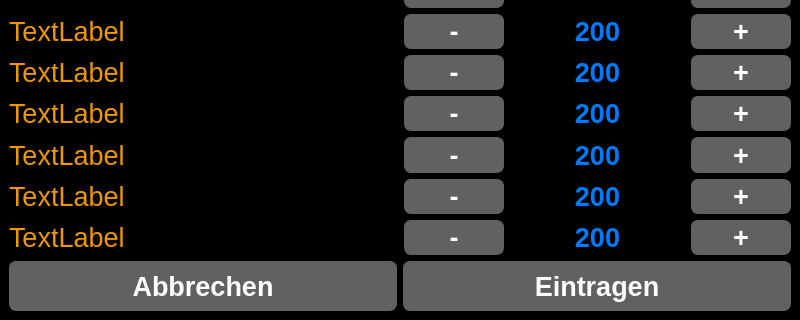
Old version of the form bottlewindow.ui in the repository AndreWohnsland/CocktailBerry; both pictures show x 0 to 800 and y 160 to 480 of the 800 by 480 pixel window.
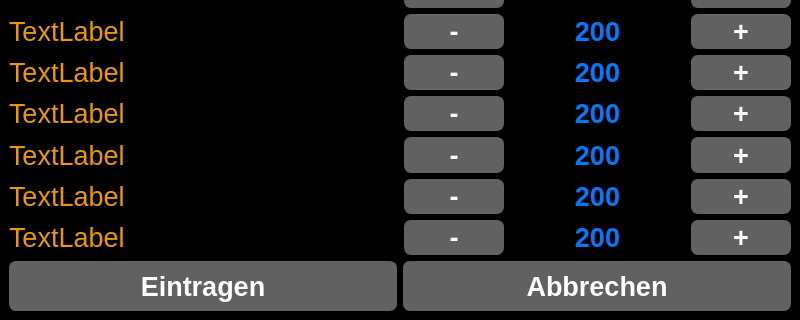
New version of the form.

What changed in the file:
```diff
--- a/bottlewindow.ui
+++ b/bottlewindow.ui
@@ -1182,7 +1182,7 @@
     <item>
      <layout class="QHBoxLayout" name="horizontalLayout_11">
       <item>
-       <widget class="QPushButton" name="PBAbbrechen">
+       <widget class="QPushButton" name="PBEintragen">
         <property name="minimumSize">
          <size>
           <width>0</width>
@@ -1197,12 +1197,12 @@
          </font>
         </property>
         <property name="text">
-         <string>Abbrechen</string>
+         <string>Eintragen</string>
         </property>
        </widget>
       </item>
       <item>
-       <widget class="QPushButton" name="PBEintragen">
+       <widget class="QPushButton" name="PBAbbrechen">
         <property name="minimumSize">
          <size>
           <width>0</width>
@@ -1217,7 +1217,7 @@
          </font>
         </property>
         <property name="text">
-         <string>Eintragen</string>
+         <string>Abbrechen</string>
         </property>
        </widget>
       </item>
```
